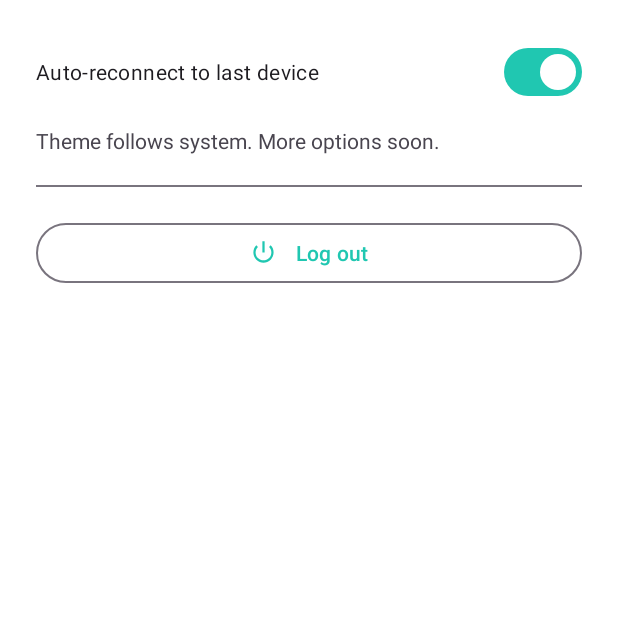
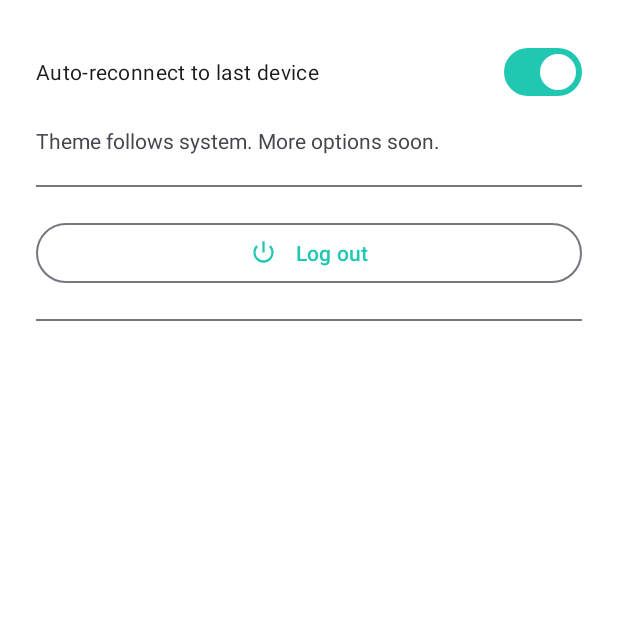
Before and after one commit to Pawan-Gupta79/COEN-390-Recovery-Coach, an Android app: the fragment SettingsFragment shown on its own in the app's theme, on a phone screen of 412 x 824 dp, the top half of it. Run offline under Robolectric (Android 15) with nearby library versions, the phone set to English and light mode, and no system bars.

```diff
--- a/app/src/main/res/layout/fragment_settings.xml
+++ b/app/src/main/res/layout/fragment_settings.xml
@@ -35,4 +35,20 @@
         app:iconPadding="12dp"
         style="@style/Widget.Material3.Button.OutlinedButton" />
 
+    <!-- Divider -->
+    <View
+        android:layout_width="match_parent"
+        android:layout_height="1dp"
+        android:background="?attr/colorOutline"
+        android:layout_marginVertical="20dp" />
+
+    <!-- DEBUG ONLY: shown at runtime only when BuildConfig.DEBUG == true -->
+    <com.google.android.material.button.MaterialButton
+        android:id="@+id/btnDebugTools"
+        android:layout_width="match_parent"
+        android:layout_height="wrap_content"
+        android:text="Debug tools"
+        style="@style/Widget.Material3.Button.OutlinedButton"
+        android:visibility="gone" />
+
 </LinearLayout>
```
